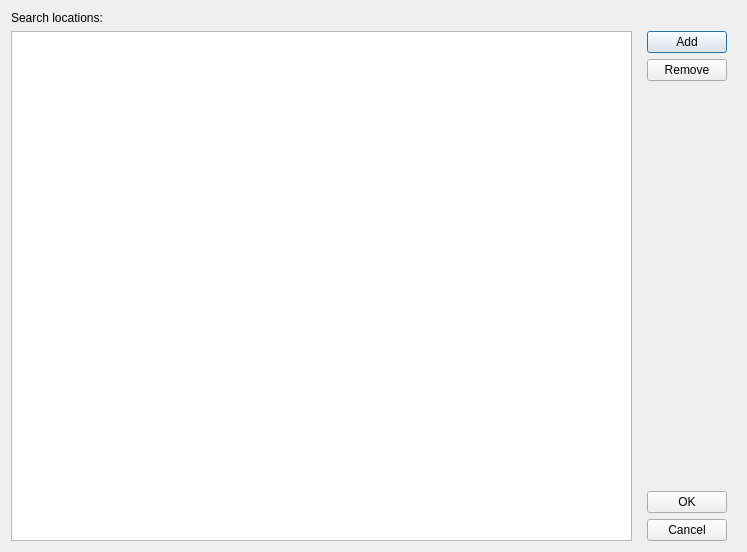
Old version of the form SettingsDialog.ui in the repository otengler/CodeBeagle.
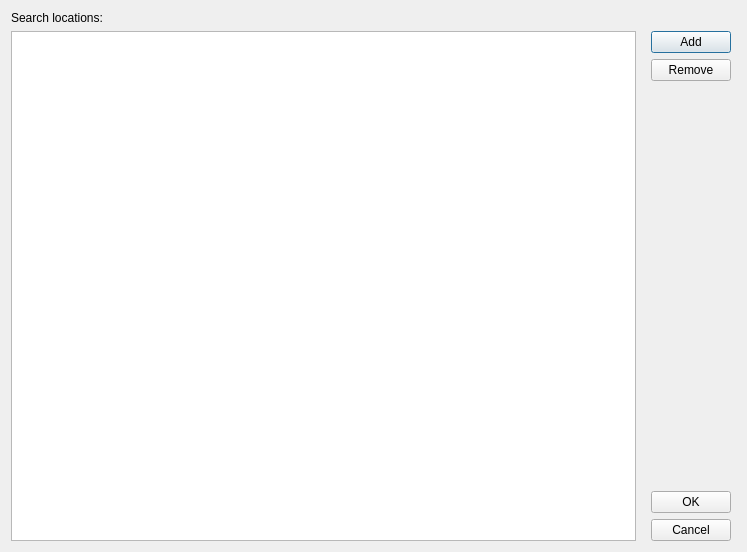
New version of the form.

```diff
--- a/SettingsDialog.ui
+++ b/SettingsDialog.ui
@@ -27,6 +27,9 @@
       <property name="topMargin">
        <number>0</number>
       </property>
+      <property name="rightMargin">
+       <number>5</number>
+      </property>
       <property name="bottomMargin">
        <number>0</number>
       </property>
@@ -87,10 +90,7 @@
       <enum>Qt::ScrollBarAlwaysOff</enum>
      </property>
      <property name="editTriggers">
-      <set>QAbstractItemView::CurrentChanged|QAbstractItemView::DoubleClicked|QAbstractItemView::EditKeyPressed|QAbstractItemView::SelectedClicked</set>
-     </property>
-     <property name="alternatingRowColors">
-      <bool>true</bool>
+      <set>QAbstractItemView::CurrentChanged|QAbstractItemView::DoubleClicked|QAbstractItemView::SelectedClicked</set>
      </property>
     </widget>
    </item>
```
